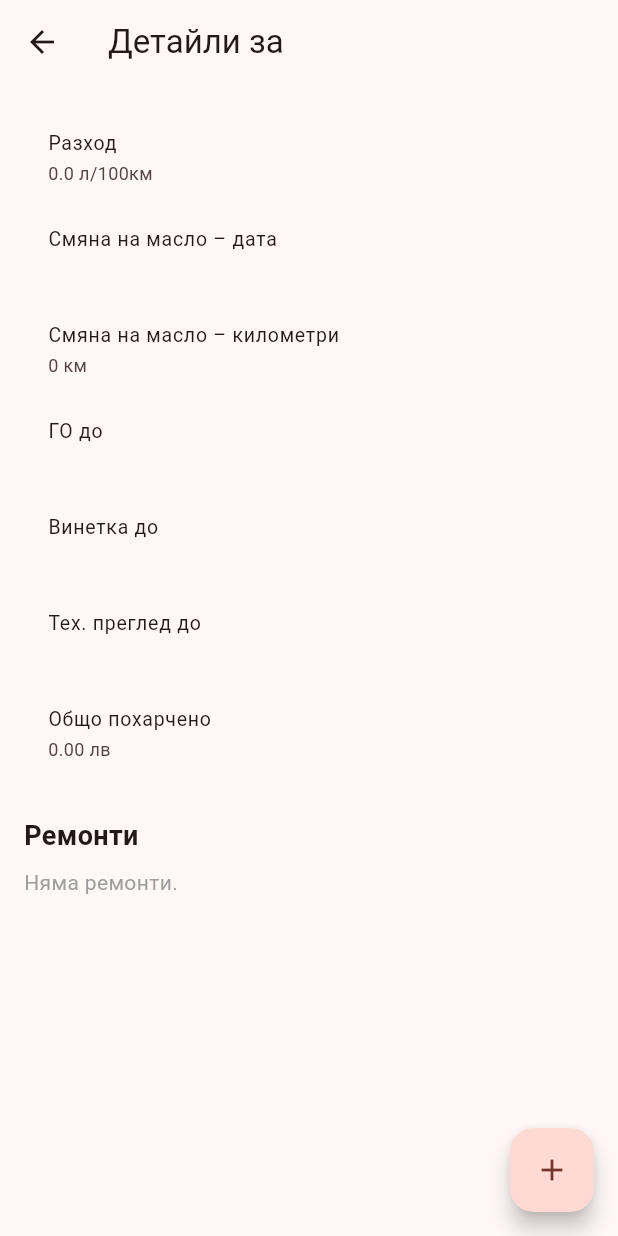
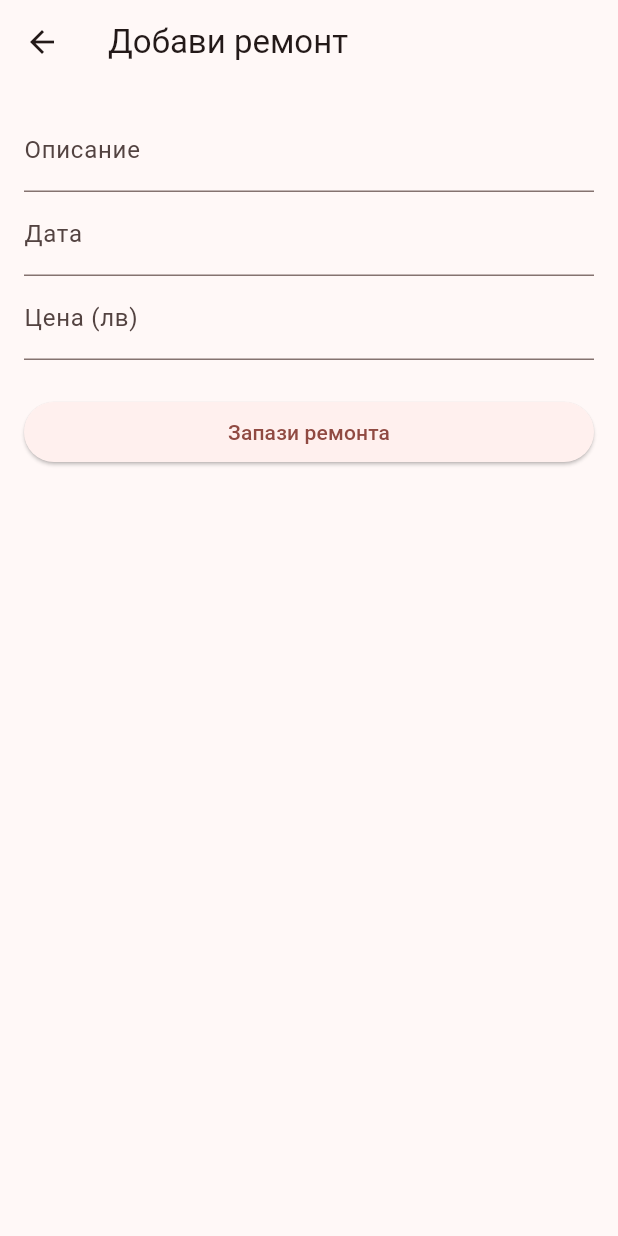
Before and after one commit to Toty8/Car_Diary, a Flutter app: the CarDetailScreen screen opened directly with empty values, after a tap on the "add" icon, on a phone screen of 412 x 824 dp. Run offline on Flutter 3.47's test engine with Material 3 defaults, Android fonts, the phone set to English and light mode, and no system bars; our stand-ins replace image_picker, sqflite; accounts and stored records are empty.

Commit message:
Create add repair functionality

```diff
--- /dev/null
+++ b/lib/Views/add_repair_screen.dart
@@ -0,0 +1,75 @@
+import 'package:flutter/material.dart';
+import '../models/car.dart';
+import '../models/repair.dart';
+import '../database/database_helper.dart';
+
+class AddRepairScreen extends StatefulWidget {
+  final Car car;
+
+  const AddRepairScreen({super.key, required this.car});
+
+  @override
+  State<AddRepairScreen> createState() => _AddRepairScreenState();
+}
+
+class _AddRepairScreenState extends State<AddRepairScreen> {
+  final _formKey = GlobalKey<FormState>();
+  String _description = '';
+  String _date = '';
+  double _cost = 0;
+
+  Future<void> _saveRepair() async {
+    if (_formKey.currentState!.validate()) {
+      _formKey.currentState!.save();
+
+      Repair newRepair = Repair(
+        carId: widget.car.id!,
+        description: _description,
+        date: _date,
+        cost: _cost,
+      );
+
+      await DatabaseHelper.instance.insertRepair(newRepair);
+      if (!mounted) return;
+      Navigator.pop(context);
+    }
+  }
+
+  @override
+  Widget build(BuildContext context) {
+    return Scaffold(
+      appBar: AppBar(title: const Text('Добави ремонт')),
+      body: Padding(
+        padding: const EdgeInsets.all(16),
+        child: Form(
+          key: _formKey,
+          child: ListView(
+            children: [
+              TextFormField(
+                decoration: const InputDecoration(labelText: 'Описание'),
+                validator: (value) => value!.isEmpty ? 'Въведи описание' : null,
+                onSaved: (value) => _description = value!,
+              ),
+              TextFormField(
+                decoration: const InputDecoration(labelText: 'Дата'),
+                validator: (value) => value!.isEmpty ? 'Въведи дата' : null,
+                onSaved: (value) => _date = value!,
+              ),
+              TextFormField(
+                decoration: const InputDecoration(labelText: 'Цена (лв)'),
+                keyboardType: TextInputType.number,
+                validator: (value) => value!.isEmpty ? 'Въведи цена' : null,
+                onSaved: (value) => _cost = double.parse(value!),
+              ),
+              const SizedBox(height: 24),
+              ElevatedButton(
+                onPressed: _saveRepair,
+                child: const Text('Запази ремонта'),
+              ),
+            ],
+          ),
+        ),
+      ),
+    );
+  }
+}
--- a/lib/Views/car_detail_screen.dart
+++ b/lib/Views/car_detail_screen.dart
@@ -2,7 +2,7 @@ import 'package:flutter/material.dart';
 import '../models/car.dart';
 import '../models/repair.dart';
 import '../database/database_helper.dart';
-//import 'add_repair_screen.dart';
+import 'add_repair_screen.dart';
 
 class CarDetailScreen extends StatefulWidget {
   final Car car;
@@ -61,13 +61,13 @@ class _CarDetailScreenState extends State<CarDetailScreen> {
       ),
       floatingActionButton: FloatingActionButton(
         onPressed: () async {
-          // await Navigator.push(
-          //   context,
-          //   MaterialPageRoute(
-          //     builder: (_) => AddRepairScreen(car: widget.car),
-          //   ),
-          // );
-          // _loadRepairs(); // Обновяване след добавяне
+          await Navigator.push(
+            context,
+            MaterialPageRoute(
+              builder: (_) => AddRepairScreen(car: widget.car),
+            ),
+          );
+          _loadRepairs();
         },
         tooltip: 'Добави ремонт',
         child: const Icon(Icons.add),
```
